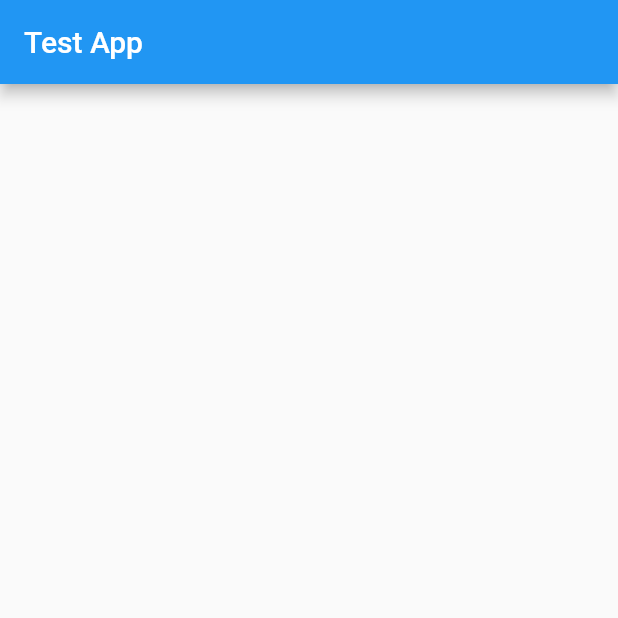
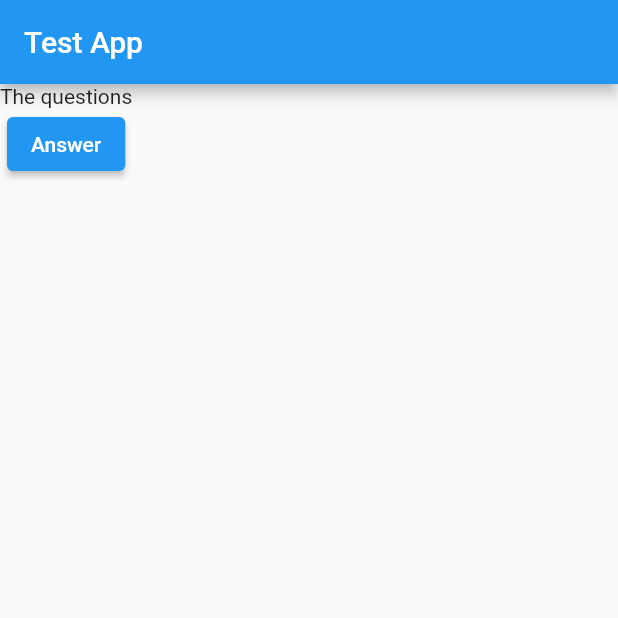
Before and after one commit to edewindt/TestApp, a Flutter app: the screen it shows after launch, on a phone screen of 412 x 824 dp, the top half of it. Run offline on Flutter 3.47's test engine with Material 2 defaults, Android fonts, the phone set to English and light mode, and no system bars.

Commit message:
question and answer added

```diff
--- a/lib/main.dart
+++ b/lib/main.dart
@@ -9,9 +9,14 @@ class TestApp extends StatelessWidget {
   Widget build(BuildContext context) {
     return MaterialApp(
       home: Scaffold(
-          appBar: AppBar(
-        title: Text('Test App'),
-      )),
+        appBar: AppBar(
+          title: Text('Test App'),
+        ),
+        body: Column(children: [
+          Text('The questions'),
+          ElevatedButton(onPressed: (() {}), child: Text('Answer'))
+        ]),
+      ),
     );
   }
 }
```
